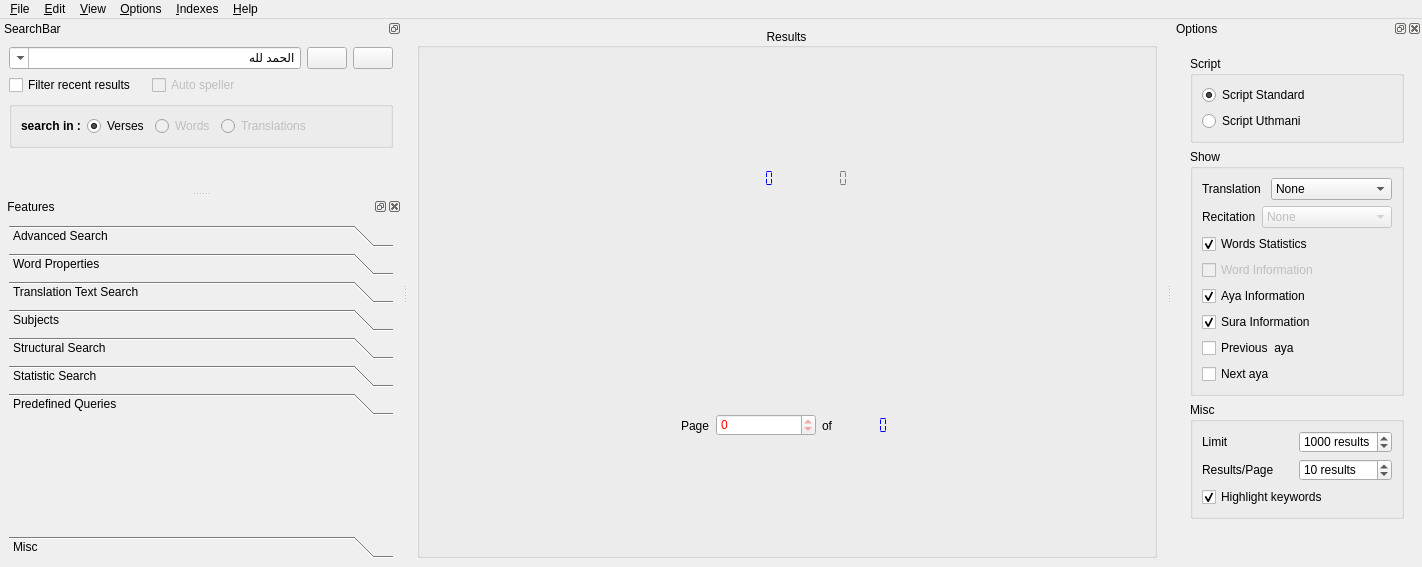
First picture: the form in src/alfanous-desktop/UI/mainform.ui, repository Alfanous-team/alfanous, before the edit.
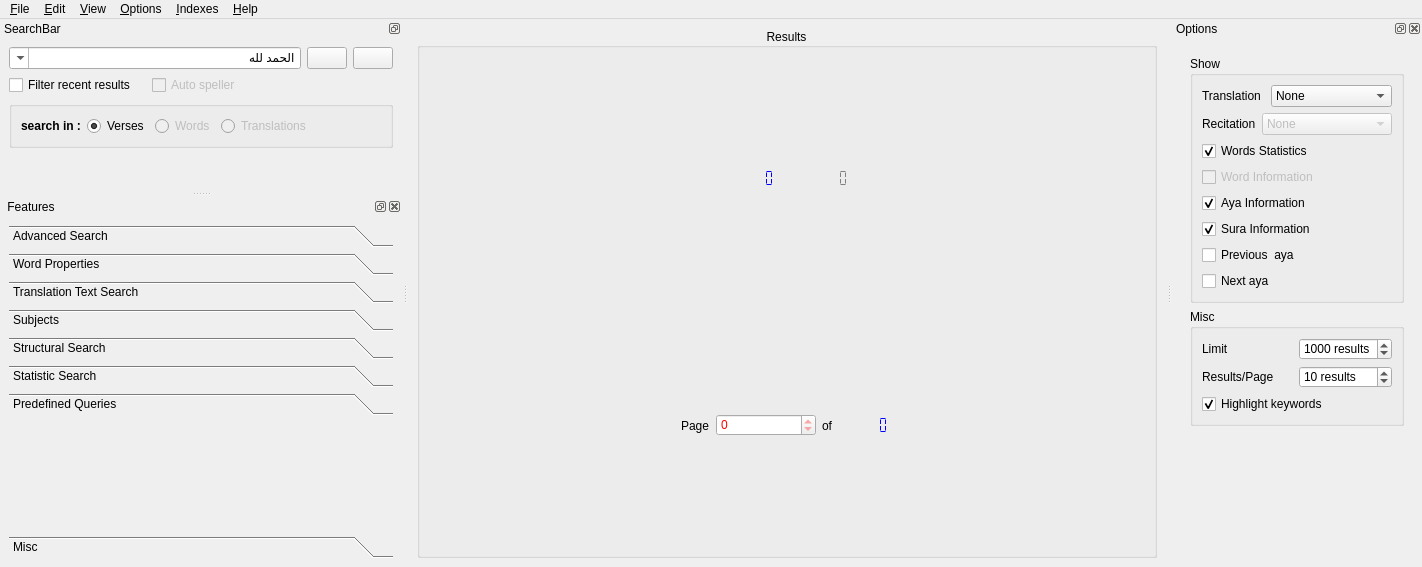
Second picture: the form after the edit. Icons and pictures are not drawn.

Commit message: move script options from panel into menu #12

```diff
--- a/src/alfanous-desktop/UI/mainform.ui
+++ b/src/alfanous-desktop/UI/mainform.ui
@@ -611,58 +611,11 @@
          <rect>
           <x>0</x>
           <y>0</y>
-          <width>231</width>
-          <height>518</height>
+          <width>232</width>
+          <height>499</height>
          </rect>
         </property>
         <layout class="QVBoxLayout" name="verticalLayout_5">
-         <item>
-          <widget class="QGroupBox" name="groupBox_6">
-           <property name="sizePolicy">
-            <sizepolicy hsizetype="Expanding" vsizetype="Preferred">
-             <horstretch>0</horstretch>
-             <verstretch>0</verstretch>
-            </sizepolicy>
-           </property>
-           <property name="title">
-            <string>Script</string>
-           </property>
-           <layout class="QVBoxLayout" name="verticalLayout_13">
-            <item>
-             <widget class="QRadioButton" name="o_script_standard">
-              <property name="sizePolicy">
-               <sizepolicy hsizetype="Expanding" vsizetype="Fixed">
-                <horstretch>0</horstretch>
-                <verstretch>0</verstretch>
-               </sizepolicy>
-              </property>
-              <property name="text">
-               <string>Script Standard</string>
-              </property>
-              <property name="checked">
-               <bool>true</bool>
-              </property>
-             </widget>
-            </item>
-            <item>
-             <widget class="QRadioButton" name="o_script_uthmani">
-              <property name="sizePolicy">
-               <sizepolicy hsizetype="Expanding" vsizetype="Fixed">
-                <horstretch>0</horstretch>
-                <verstretch>0</verstretch>
-               </sizepolicy>
-              </property>
-              <property name="text">
-               <string>Script Uthmani</string>
-              </property>
-              <property name="checked">
-               <bool>false</bool>
-              </property>
-             </widget>
-            </item>
-           </layout>
-          </widget>
-         </item>
          <item>
           <widget class="QGroupBox" name="groupBox_4">
            <property name="title">
```
Left out of the diff: 2 changed lines with no effect on the pictures. The commit also changes 1 other file.
